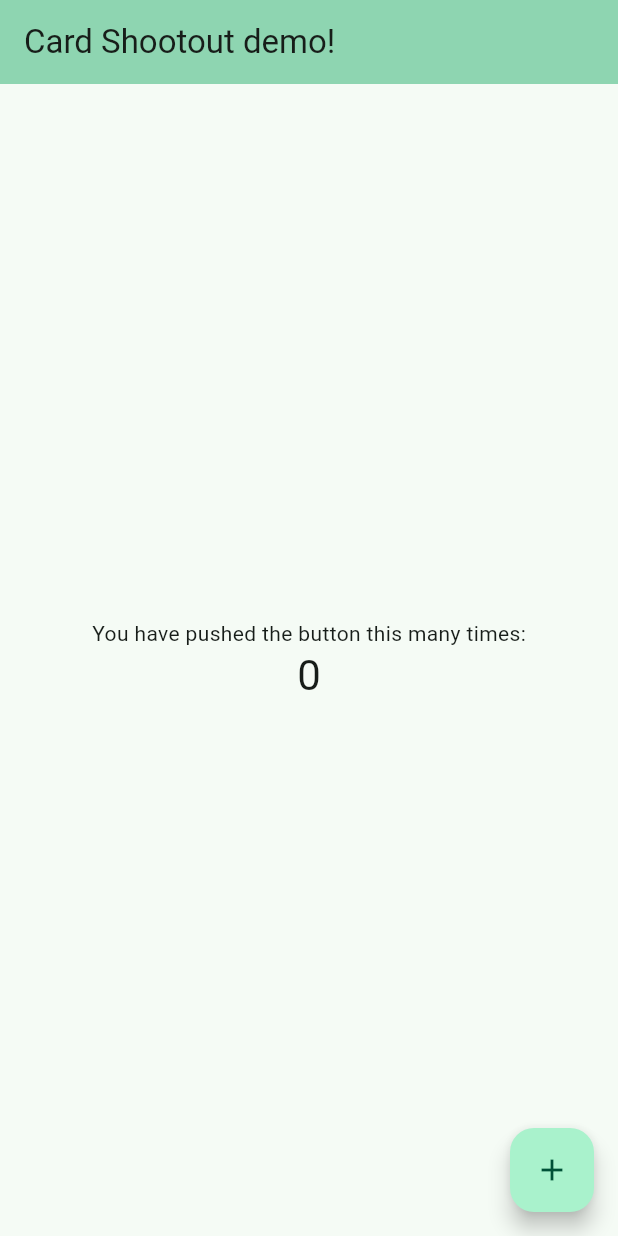
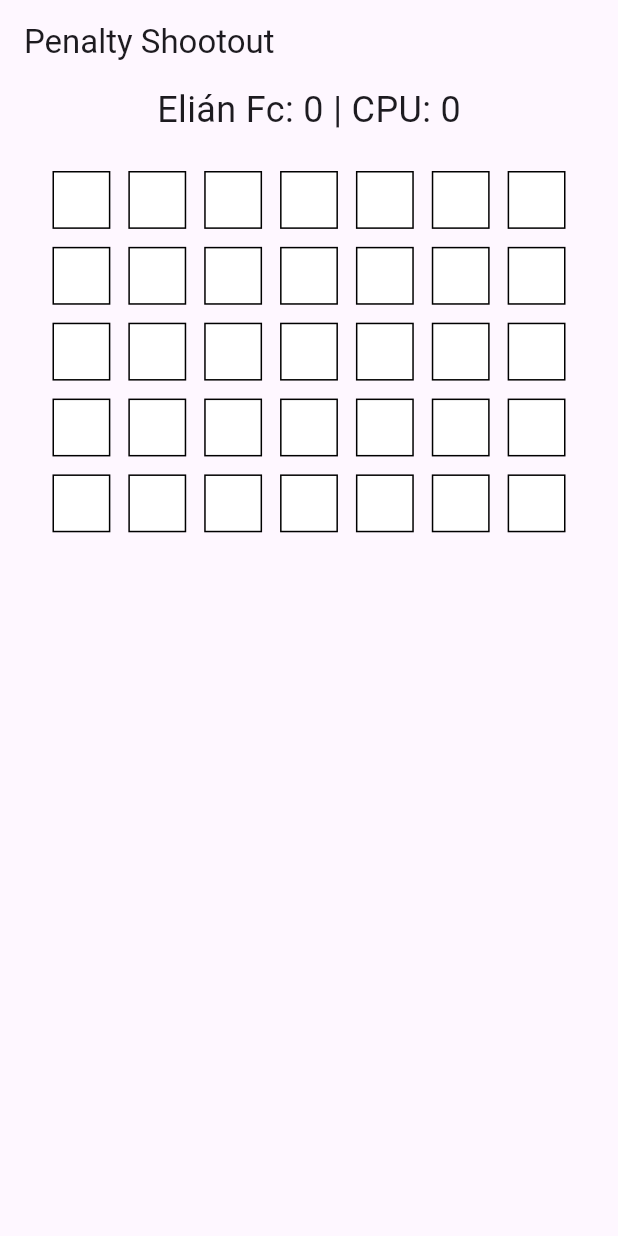
Before and after one commit to Epicder/card-shootout-game, a Flutter app: the screen it shows after launch, on a phone screen of 412 x 824 dp. Run offline on Flutter 3.47's test engine with Material 3 defaults, Android fonts, the phone set to English and light mode, and no system bars.

Commit message:
MVP Done. (we'll have to change some things but overall is working)

```diff
--- a/card_shootout/lib/main.dart
+++ b/card_shootout/lib/main.dart
@@ -1,125 +1,188 @@
 import 'package:flutter/material.dart';
+import 'dart:math';
 
 void main() {
-  runApp(const MyApp());
+  runApp(PenaltyShootoutApp());
 }
 
-class MyApp extends StatelessWidget {
-  const MyApp({super.key});
-
-  // This widget is the root of your application.
+class PenaltyShootoutApp extends StatelessWidget {
   @override
   Widget build(BuildContext context) {
     return MaterialApp(
-      title: 'Card Shootout!',
+      debugShowCheckedModeBanner: false,
+      title: 'Penalty Shootout',
       theme: ThemeData(
-        // This is the theme of your application.
-        //
-        // TRY THIS: Try running your application with "flutter run". You'll see
-        // the application has a purple toolbar. Then, without quitting the app,
-        // try changing the seedColor in the colorScheme below to Colors.green
-        // and then invoke "hot reload" (save your changes or press the "hot
-        // reload" button in a Flutter-supported IDE, or press "r" if you used
-        // the command line to start the app).
-        //
-        // Notice that the counter didn't reset back to zero; the application
-        // state is not lost during the reload. To reset the state, use hot
-        // restart instead.
-        //
-        // This works for code too, not just values: Most code changes can be
-        // tested with just a hot reload.
-        colorScheme: ColorScheme.fromSeed(seedColor: const Color.fromARGB(255, 78, 199, 149)),
-        useMaterial3: true,
+        primarySwatch: Colors.blue,
       ),
-      home: const MyHomePage(title: 'Card Shootout demo!'),
+      home: PenaltyGame(), // Llama a la clase
     );
   }
 }
 
-class MyHomePage extends StatefulWidget {
-  const MyHomePage({super.key, required this.title});
-
-  // This widget is the home page of your application. It is stateful, meaning
-  // that it has a State object (defined below) that contains fields that affect
-  // how it looks.
-
-  // This class is the configuration for the state. It holds the values (in this
-  // case the title) provided by the parent (in this case the App widget) and
-  // used by the build method of the State. Fields in a Widget subclass are
-  // always marked "final".
-
-  final String title;
+class PenaltyGame extends StatefulWidget {
 
   @override
-  State<MyHomePage> createState() => _MyHomePageState();
+  _PenaltyGameState createState() => _PenaltyGameState();
 }
 
-class _MyHomePageState extends State<MyHomePage> {
-  int _counter = 0;
+class _PenaltyGameState extends State<PenaltyGame> {
+  //----VARIABLES----//
+  int playerScore = 0;
+  int cpuScore = 0;
+  bool isPlayerTurn = true;
+  List<List<int>> playerSelectedTiles = []; // En esta var se guardan los cuadrados selecionados del usr
+  List<List<int>> cpuSelectedTiles = []; // En esta var se guardan los cuadrados selecionados del CPU
+  //----VARIABLES----//
 
-  void _incrementCounter() {
+  @override
+  Widget build(BuildContext context) {
+    return Scaffold(
+      appBar: AppBar(
+        title: Text("Penalty Shootout"),
+      ),
+      body: Center( // el child column donde se guarda la grid hereda del body Center para que todos los elementos esten centrados
+        child: Column( //hijo donde se va a almacenar la grid
+        mainAxisAlignment: MainAxisAlignment.center,
+        children: [ //TODA LA GRID
+          Text(
+            "Elián Fc: $playerScore | CPU: $cpuScore",
+            style: TextStyle(fontSize: 24),
+          ),
+          SizedBox(height: 20),
+          Expanded(
+            child: SizedBox(
+              width: 350,
+              height: 250,
+              child: GridView.builder(
+                gridDelegate: const SliverGridDelegateWithFixedCrossAxisCount(
+                  crossAxisCount: 7, //columnas
+                  mainAxisSpacing: 4.0, //espaciado entre filas
+                  crossAxisSpacing: 4.0, //espaciado entre columnas
+                  childAspectRatio: 1.0, //Para que la grid sean cuadraditos
+                ),
+                itemCount: 35, //35 cuadraditos selecionables (5x7 = 35)
+                itemBuilder: (context, index) {
+                  int row = index ~/ 7; // Calculate row from index
+                  int col = index % 7;  // Calculate column from index
+
+                  return GestureDetector( // checkear el estado del bool playerturn para saber si el usr ataja o patea
+                    onTap: () {
+                      if (isPlayerTurn) {
+                        handlePlayerShoot(row, col); //si es el turno del player, llama a la funcion para patear
+                      } else {
+                        handlePlayerSave(row, col); //si es false, por ende el player ataja
+                      }
+                    },
+                    child: GridTile( // Estilo de cada cuadrado
+                      child: Container(
+                        margin: const EdgeInsets.all(4.0),
+                        decoration: BoxDecoration(
+                          color: getColorForTile(row, col),
+                          border: Border.all(color: Colors.black),
+                        ),
+                      ),
+                    ),
+                  );
+                },
+              ),
+            ),
+          ),
+          const SizedBox(height: 20)
+        ],
+      ),
+      ),
+    );
+  }
+
+
+  //----LOGICA DE PATEAR PLAYER----//
+  void handlePlayerShoot(int row, int col) {
     setState(() {
-      // This call to setState tells the Flutter framework that something has
-      // changed in this State, which causes it to rerun the build method below
-      // so that the display can reflect the updated values. If we changed
-      // _counter without calling setState(), then the build method would not be
-      // called again, and so nothing would appear to happen.
-      _counter++;
+      playerSelectedTiles = [
+        [row, col]
+      ];
+      // una vez guarda los valores en pselectedtiles, llama a la f para que la cpu ataje random y la que compara para ver si es gol
+      cpuSelectSaveZone();
+      checkGoalOrSave();
+      isPlayerTurn = false; // cambia el bool a false para cambiar de posicion
     });
   }
 
-  @override
-  Widget build(BuildContext context) {
-    // This method is rerun every time setState is called, for instance as done
-    // by the _incrementCounter method above.
-    //
-    // The Flutter framework has been optimized to make rerunning build methods
-    // fast, so that you can just rebuild anything that needs updating rather
-    // than having to individually change instances of widgets.
-    return Scaffold(
-      appBar: AppBar(
-        // TRY THIS: Try changing the color here to a specific color (to
-        // Colors.amber, perhaps?) and trigger a hot reload to see the AppBar
-        // change color while the other colors stay the same.
-        backgroundColor: Theme.of(context).colorScheme.inversePrimary,
-        // Here we take the value from the MyHomePage object that was created by
-        // the App.build method, and use it to set our appbar title.
-        title: Text(widget.title),
-      ),
-      body: Center(
-        // Center is a layout widget. It takes a single child and positions it
-        // in the middle of the parent.
-        child: Column(
-          // Column is also a layout widget. It takes a list of children and
-          // arranges them vertically. By default, it sizes itself to fit its
-          // children horizontally, and tries to be as tall as its parent.
-          //
-          // Column has various properties to control how it sizes itself and
-          // how it positions its children. Here we use mainAxisAlignment to
-          // center the children vertically; the main axis here is the vertical
-          // axis because Columns are vertical (the cross axis would be
-          // horizontal).
-          //
-          // TRY THIS: Invoke "debug painting" (choose the "Toggle Debug Paint"
-          // action in the IDE, or press "p" in the console), to see the
-          // wireframe for each widget.
-          mainAxisAlignment: MainAxisAlignment.center,
-          children: <Widget>[
-            const Text(
-              'You have pushed the button this many times:',
-            ),
-            Text(
-              '$_counter',
-              style: Theme.of(context).textTheme.headlineMedium,
-            ),
-          ],
-        ),
-      ),
-      floatingActionButton: FloatingActionButton(
-        onPressed: _incrementCounter,
-        tooltip: 'Increment',
-        child: const Icon(Icons.add),
-      ), // This trailing comma makes auto-formatting nicer for build methods.
-    );
+  //----LOGICA DE PATEAR PLAYER----//
+  void handlePlayerSave(int row, int col) {
+    if (row < 4 && col < 6) { // gracias chatgpt por ayudarme con la logica para atajar en 2x2
+      setState(() {
+        playerSelectedTiles = [
+          [row, col],
+          [row + 1, col],
+          [row, col + 1],
+          [row + 1, col + 1]
+        ];
+        // lo mismo que cuando pateas pero a la inversa
+        cpuSelectShootZone();
+        checkGoalOrSave();
+        isPlayerTurn = true;
+      });
+    }
+  }
+
+  //----LOGICA CPU ATAJAR----//
+  void cpuSelectSaveZone() {
+    setState(() {
+      cpuSelectedTiles = getRandom2x2Zone();
+    });
+  }
+
+  //----CPU 2X2 RANDOM----// (chatgpt, hay que revisar)
+  List<List<int>> getRandom2x2Zone() {
+    int row = Random().nextInt(4); // Limit to 4 to stay within bounds
+    int col = Random().nextInt(6); // Limit to 6 to stay within bounds
+    return [
+      [row, col],
+      [row + 1, col],
+      [row, col + 1],
+      [row + 1, col + 1]
+    ];
+  }
+
+  //----LOGICA DE PATEO CPU----//
+  void cpuSelectShootZone() {
+    setState(() {
+      int row = Random().nextInt(5); // Random() para elegir coords al azar en una de las 5 filas
+      int col = Random().nextInt(7); // Random() para elegir coords al azar en una de las 7 columnas
+      cpuSelectedTiles = [
+        [row, col]
+      ];
+    });
+  }
+
+  //----COMPROBACIONES PARA VER SI ES GOL----//
+  void checkGoalOrSave() {
+    if (isPlayerTurn) { //si es el turno del usr, se comprueba si mete gol, si sí, incrementa la var playerscore
+      if (cpuSelectedTiles.any((tile) => tile[0] == playerSelectedTiles[0][0] && tile[1] == playerSelectedTiles[0][1])) {
+        print("CPU atajo");
+      } else {
+        playerScore++;
+        print("USR gol");
+      }
+    } else {
+      //si es el turno de patear de la cpu, se comprueba si mete gol, si sí, incrementa la var playerscore
+      if (playerSelectedTiles.any((tile) => tile[0] == cpuSelectedTiles[0][0] && tile[1] == cpuSelectedTiles[0][1])) {
+        print("USR atajo");
+      } else {
+        cpuScore++;
+        print("CPU gol");
+      }
+    }
+  }
+  // Diferenciar al usr con la cpu
+  Color getColorForTile(int row, int col) {
+    if (playerSelectedTiles.any((tile) => tile[0] == row && tile[1] == col)) {
+      return Colors.blue; //toma los tiles seleccionados por el usr y los pone de azul
+    } else if (cpuSelectedTiles.any((tile) => tile[0] == row && tile[1] == col)) {
+      return Colors.red; //toma los tiles seleccionados por el CPU y los pone de rojo
+    } else {
+      return Colors.white; //si los tiles no estan seleccionados por ni el cpu ni el usr, son blancos
+    }
   }
 }
```
